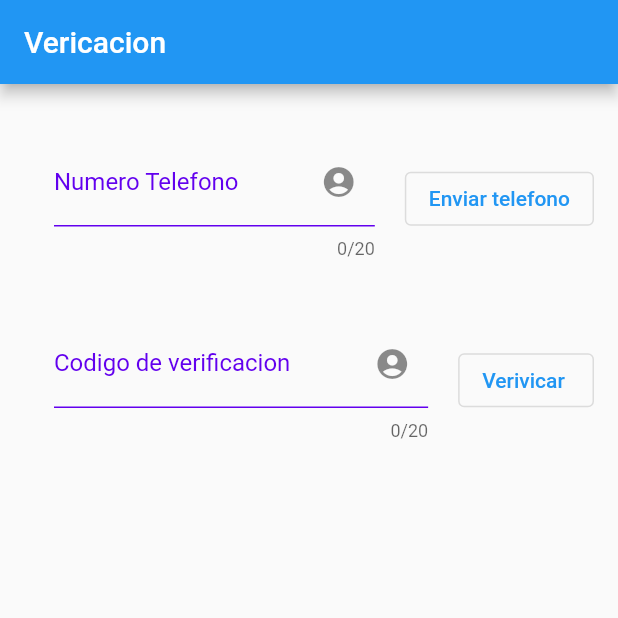
After one commit to fouaddam/flutter, a Flutter app: the screen it shows after launch, after a tap on "Enviar telefono", on a phone screen of 412 x 824 dp, the top half of it. The commit adds this screen. Run offline on Flutter 3.47's test engine with Material 2 defaults, Android fonts, the phone set to English and light mode, and no system bars; our stand-ins replace cloud_firestore, firebase_auth, firebase_core; missing offline and left inert: dart:html; accounts and stored records are empty; generated files the repository leaves out were written again.

Commit message:
crear LoginPhoneView.dart & AlertDialog

```diff
--- a/lib/App.dart
+++ b/lib/App.dart
@@ -4,6 +4,7 @@
 
 
 import 'package:flutter/material.dart';
+import 'package:untitled1/Entities_views/LoginPhoneView.dart';
 
 
 import 'Entities_views/Register.dart';
@@ -18,10 +19,11 @@ class App extends StatelessWidget {
   Widget build(BuildContext context) {
     // TODO: implement build
     return MaterialApp(
-      routes: {'/Users':(context)=>User(),
-               '/Register':(context)=>Register(),
-                '/test':(context)=>test()},
-      initialRoute:'/Users' ,
+      routes: { '/Users':(context)=>User(),
+                '/Register':(context)=>Register(),
+                '/test':(context)=>test(),
+                '/loginPhoneview':(context)=>LoginPhoneView()},
+      initialRoute:'/loginPhoneview' ,
     );
   }
 
--- a/lib/Custom_views/RF_InputText.dart
+++ b/lib/Custom_views/RF_InputText.dart
@@ -3,10 +3,10 @@ import 'package:flutter/cupertino.dart';
 import 'package:flutter/material.dart';
 
 class RF_inputText extends StatelessWidget{
+
   final String sValorInicial;
   final int iLenght;
   final String SLabelName;
-
   final TextEditingController myController = TextEditingController();
 
   String getText(){
--- /dev/null
+++ b/lib/Entities_views/LoginPhoneView.dart
@@ -0,0 +1,112 @@
+
+import 'dart:html';
+
+import 'package:firebase_auth/firebase_auth.dart';
+import 'package:flutter/material.dart';
+import 'package:untitled1/Custom_views/RF_InputText.dart';
+
+class LoginPhoneView extends StatefulWidget{
+  @override
+  State<LoginPhoneView> createState() => _LoginPhoneViewState();
+}
+
+
+class _LoginPhoneViewState extends State<LoginPhoneView> {
+
+ final RF_inputText inputPhone=new RF_inputText(SLabelName: "Numero Telefono ");
+ final RF_inputText inputCode=new RF_inputText(SLabelName: "Codigo de verificacion ");
+ bool waitingForSms=false;
+
+ void EnviarTelefono(){
+
+   setState(() {
+     waitingForSms=true;
+   });
+ }
+
+
+ EnviarCodigo(String phoneNumber) async {
+
+   await FirebaseAuth.instance.verifyPhoneNumber(
+     phoneNumber: phoneNumber,
+     verificationCompleted: (PhoneAuthCredential credential) async {
+       await FirebaseAuth.instance.signInWithCredential(credential);
+       Navigator.of(context).popAndPushNamed('/User');
+     },
+     verificationFailed: (FirebaseAuthException e) {
+
+       showDialog(
+           context: context,
+            builder: (context)=>AlertDialog(
+              title: Text(""),
+              content: Text(""),
+              actions: <Widget>[
+                TextButton(
+                  style: TextButton.styleFrom(
+                    // foreground
+                  ),
+                  onPressed: () { },
+                  child: Text('Ok'),
+                )
+              ],
+            )
+
+
+
+       );
+
+     },
+     codeSent: (String verificationId, int? resendToken) {
+       setState(() {
+         waitingForSms=true;
+       });
+
+
+     },
+     codeAutoRetrievalTimeout: (String verificationId) {},
+   );
+
+ }
+
+
+  @override
+  Widget build(BuildContext context) {
+    // TODO: implement build
+    return Scaffold(
+      appBar: AppBar(
+        title: Text("Vericacion"),
+      ),
+      body: Padding(
+        padding: const EdgeInsets.all(16.0),
+        child: Column(
+          children: [
+            Row(
+              mainAxisAlignment: MainAxisAlignment.center,
+                children: [
+
+                  Expanded(child: inputPhone),
+                  OutlinedButton(
+                    onPressed: () {
+                      EnviarTelefono();
+                    },
+                    child: Text("Enviar telefono"),
+                  )
+                ],
+            ),
+            Row(
+              children: [
+               if(waitingForSms)Expanded(child: inputCode),
+                if(waitingForSms)OutlinedButton(
+                onPressed: () {
+                  EnviarCodigo(inputPhone.getText());
+    },
+        child: Text("Verivicar "),
+    )
+              ],
+            )
+          ],
+        ),
+      ),
+    );
+  }
+}
--- a/lib/Entities_views/User.dart
+++ b/lib/Entities_views/User.dart
@@ -37,7 +37,7 @@ class User extends StatelessWidget {
                     onPressed: () {
                       // Respond to button press
                       Navigator.of(context).pushNamed('/test');
-                      print(input2.myController.text);
+                      print(input2.getText());
                     },
 
                     child: Text("Login "),
```
Also changed, not shown: lib/Entities_views/Register.dart (+20 -9 lines).
